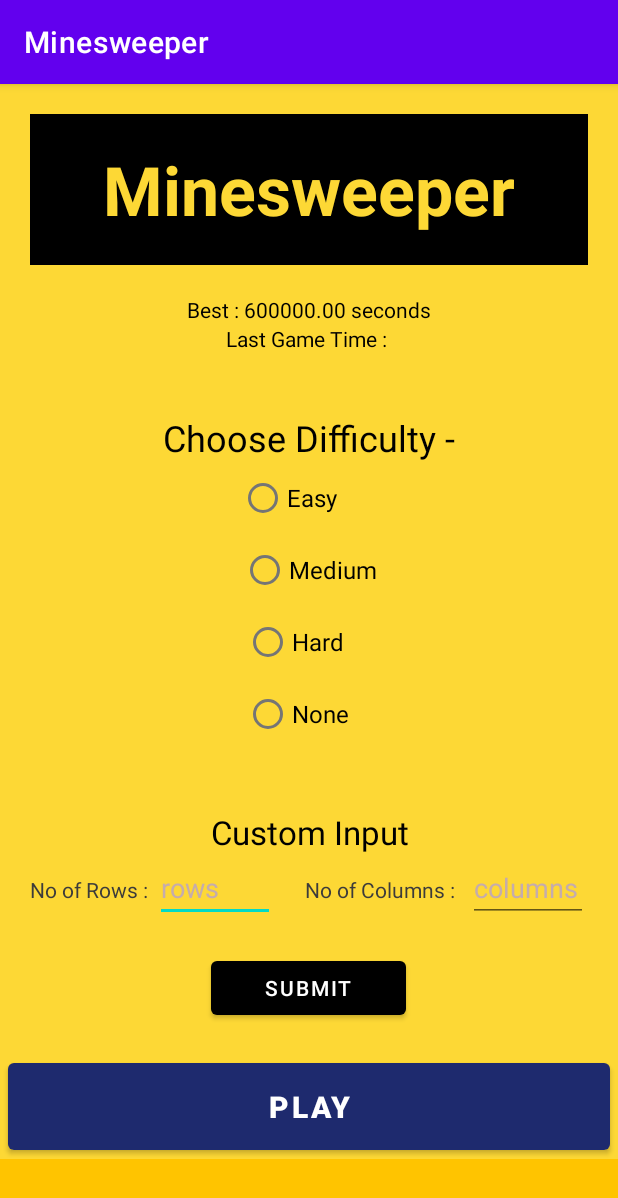
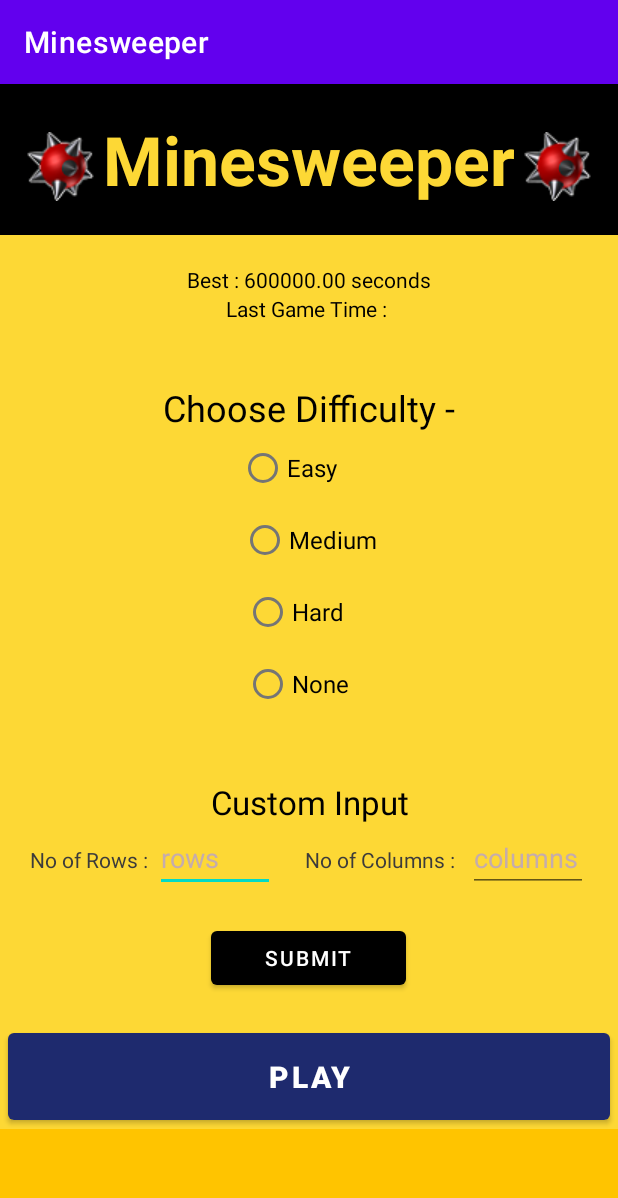
Before and after one commit to vishalSinghal711/Minesweeper, an Android app: the screen it shows after launch (MainActivity), after a tap on "PLAY", on a phone screen of 412 x 824 dp. Shown: the top 1198 px of the screen. Run offline under Robolectric (Android 15) with nearby library versions, the phone set to English and light mode, and no system bars.

Commit message:
Optimised(Cleans Memory Simultaneosly)

```diff
--- a/app/build.gradle
+++ b/app/build.gradle
@@ -39,6 +39,7 @@ dependencies {
     implementation 'androidx.appcompat:appcompat:1.2.0'
     implementation 'com.google.android.material:material:1.3.0'
     implementation 'androidx.constraintlayout:constraintlayout:2.0.4'
+    implementation 'androidx.legacy:legacy-support-v4:1.0.0'
     testImplementation 'junit:junit:4.+'
     androidTestImplementation 'androidx.test.ext:junit:1.1.2'
     androidTestImplementation 'androidx.test.espresso:espresso-core:3.3.0'
--- a/app/src/main/java/com/example/minesweeper/MainActivity.kt
+++ b/app/src/main/java/com/example/minesweeper/MainActivity.kt
@@ -3,11 +3,21 @@
 import android.content.Context
 import android.content.Intent
 import android.media.MediaPlayer
+import android.os.Build
 import android.os.Bundle
+import android.text.Layout
+import android.util.Log
+import android.util.Log.INFO
 import android.view.View
+import android.view.View.VISIBLE
+import android.view.ViewGroup
 import android.widget.*
+import androidx.annotation.RequiresApi
 import androidx.appcompat.app.AppCompatActivity
+import androidx.core.view.marginLeft
+import androidx.fragment.app.FragmentTransaction
 import java.util.*
+import java.util.logging.Level.INFO
 
 
  /**
@@ -58,20 +68,20 @@ import java.util.*
 class MainActivity : AppCompatActivity() {
 
     //    task1 needs
-    public var minesX : ArrayList<Int> = ArrayList<Int>();
-    public var minesY : ArrayList<Int> = ArrayList<Int>();
-    public val ROW_COUNT : String = "ROW_COUNT";
-    public val COLUMN_COUNT : String = "COLUMN_COUNT";
-    var boardsize : Int = 0;
-
+    public var minesX: ArrayList<Int> = ArrayList<Int>();
+    public var minesY: ArrayList<Int> = ArrayList<Int>();
+    public val ROW_COUNT: String = "ROW_COUNT";
+    public val COLUMN_COUNT: String = "COLUMN_COUNT";
+    var boardsize: Int = 0;
+    var mediaPlayer: MediaPlayer? = MediaPlayer();
 //
 
     override fun onCreate(savedInstanceState: Bundle?) {
         super.onCreate(savedInstanceState)
         setContentView(R.layout.activity_main)
 //        task 1 - step 1
-        val submit : Button = findViewById(R.id.submit);
-        submit.setOnClickListener{
+        val submit: Button = findViewById(R.id.submit);
+        submit.setOnClickListener {
             var mediaPlayer = MediaPlayer()
             mediaPlayer = MediaPlayer.create(this, R.raw.on_btn_)
             mediaPlayer.start()
@@ -87,40 +97,54 @@ class MainActivity : AppCompatActivity() {
 
     }
 
+    override fun onStop() {
+        super.onStop()
+            mediaPlayer!!.release();
+    }
 
 
     //    task 1  : step 2
     private fun populate() {
 
-        val radGrp : RadioGroup = findViewById(R.id.radioGrp);
-        val checkId : Int = radGrp.checkedRadioButtonId;
-        var radBtn : RadioButton? = null;
-        if (checkId != -1){
+        val radGrp: RadioGroup = findViewById(R.id.radioGrp);
+        val checkId: Int = radGrp.checkedRadioButtonId;
+        var radBtn: RadioButton? = null;
+        if (checkId != -1) {
             radBtn = findViewById(checkId);
         }
-        val rows : EditText = findViewById(R.id.rows)
-        val rowVal : String = rows.text.toString();
-        val columns : EditText = findViewById(R.id.columns)
-        val colVal : String = columns.text.toString();
+        val rows: EditText = findViewById(R.id.rows)
+        val rowVal: String = rows.text.toString();
+        val columns: EditText = findViewById(R.id.columns)
+        val colVal: String = columns.text.toString();
 
 //    if user is not giving any input and proceed (task1 -> 2.1)
-        if ((radBtn == null || radBtn.text.toString().trim() == "None") && (rowVal.length == 0 || colVal.length == 0)){
+        if ((radBtn == null || radBtn.text.toString()
+                .trim() == "None") && (rowVal.length == 0 || colVal.length == 0)
+        ) {
             Toast.makeText(this, "Provide Inputs", Toast.LENGTH_SHORT).show()
             return
         }
 
 //        if checked and inputs both are given -> toast (task 1 - step 2.2)
-        if (radBtn != null && radBtn.text.toString().trim() != "None" && (rowVal.length > 0 || colVal.length > 0) ){
+        if (radBtn != null && radBtn.text.toString()
+                .trim() != "None" && (rowVal.length > 0 || colVal.length > 0)
+        ) {
             // task 1 - step 2.2
-            Toast.makeText(this, "Choose Either Dificulty level or Custom Input", Toast.LENGTH_SHORT).show()
+            Toast.makeText(
+                this,
+                "Choose Either Dificulty level or Custom Input",
+                Toast.LENGTH_SHORT
+            ).show()
             return
         }
 
 //        if difficulty inputs (task1 -> step 2.3)
-        if (radBtn != null && radBtn.text.toString().trim() != "None" && (rowVal.length == 0 && colVal.length == 0)){
+        if (radBtn != null && radBtn.text.toString()
+                .trim() != "None" && (rowVal.length == 0 && colVal.length == 0)
+        ) {
             //task 1 -> case 2.3
             val diffLevel = radBtn.text;
-            when(diffLevel.toString().trim()){
+            when (diffLevel.toString().trim()) {
                 "Easy" -> {
                     Toast.makeText(this, "Easy Selected", Toast.LENGTH_SHORT).show()
                     boardsize = 9;
@@ -147,17 +171,21 @@ class MainActivity : AppCompatActivity() {
 
 //      if custom inputs (task1 -> step 2.4)
         // not provided equal size grid
-        if((radBtn == null ||  radBtn.text.toString().trim() == "None") && (rowVal.length > 0 && colVal.length > 0) && rowVal.toString() != colVal.toString()){
+        if ((radBtn == null || radBtn.text.toString()
+                .trim() == "None") && (rowVal.length > 0 && colVal.length > 0) && rowVal.toString() != colVal.toString()
+        ) {
             Toast.makeText(this, "Provide Equal Size Grid", Toast.LENGTH_SHORT).show()
             return
         }
         //provided equal inputs
-        if((radBtn == null|| radBtn.text.toString().trim() == "None") && (rowVal.length > 0 && colVal.length > 0) && rowVal.toString() == colVal.toString()){
+        if ((radBtn == null || radBtn.text.toString()
+                .trim() == "None") && (rowVal.length > 0 && colVal.length > 0) && rowVal.toString() == colVal.toString()
+        ) {
             //task1 -> case 2.4 custom populate
-            if(Integer.valueOf(rowVal) > 14){
+            if (Integer.valueOf(rowVal) > 14) {
                 Toast.makeText(this, "Put inputs smaller than 15", Toast.LENGTH_SHORT).show()
                 return
-            }else{
+            } else {
                 customPop(Integer.valueOf(rowVal), Integer.valueOf(colVal))
                 boardsize = Integer.valueOf(rowVal);
                 return
@@ -165,9 +193,10 @@ class MainActivity : AppCompatActivity() {
         }
 
     }
+
     //    task 1 : step 3
     private fun diffPop(s: String) {
-        when(s){
+        when (s) {
             "Easy" -> {
                 val size = 9;
                 val noOfMines = 81 / 6;
@@ -185,11 +214,12 @@ class MainActivity : AppCompatActivity() {
             }
         }
     }
+
     //    task 1 : step 4
     private fun customPop(rows: Int, columns: Int) {
         // make intent and pass rows and columns with minesX and minesY so that takeInput activity
         // populates there copy and return using resultCallBack
-        val intent : Intent = Intent(this, TakeInput::class.java)
+        val intent: Intent = Intent(this, TakeInput::class.java)
         intent.putIntegerArrayListExtra("MINE_X", minesX);
         intent.putIntegerArrayListExtra("MINE_Y", minesY);
         intent.putExtra(ROW_COUNT, rows);
@@ -201,33 +231,31 @@ class MainActivity : AppCompatActivity() {
     }
 
 
-
-
-
-
     //    task 2 part
-    fun play(view: View){
-        var mediaPlayer = MediaPlayer()
+    fun play(view: View) {
+        mediaPlayer!!.release()
         mediaPlayer = MediaPlayer.create(this, R.raw.on_btn_)
-        mediaPlayer.start()
+        mediaPlayer!!.start()
+        mediaPlayer!!.setOnCompletionListener {
+            mediaPlayer!!.release();
+        }
         //if input not given correctly
-        if (boardsize == 0){
-            Toast.makeText(this, "First Select Difficulty or Put Custom Mines", Toast.LENGTH_SHORT).show()
+        if (boardsize == 0) {
+            Toast.makeText(this, "First Select Difficulty or Put Custom Mines", Toast.LENGTH_SHORT)
+                .show()
         }
-        if (minesX.size <= 0){
-            Toast.makeText(this, "First Select Difficulty or Put Custom Mines", Toast.LENGTH_SHORT).show()
+        if (minesX.size <= 0) {
+            Toast.makeText(this, "First Select Difficulty or Put Custom Mines", Toast.LENGTH_SHORT)
+                .show()
             return
         }
 //        //task 2.1
-        val intent : Intent = Intent(this, GamePlay::class.java);
+        val intent: Intent = Intent(this, GamePlay::class.java);
         intent.putIntegerArrayListExtra("MINE_X", minesX)
         intent.putIntegerArrayListExtra("MINE_Y", minesY)
         intent.putExtra("BOARD_SIZE", boardsize);
         startActivityForResult(intent, 13);
     }
-
-
-
 
 
     //    helper (task1.4 -> @work : sets the populated returned X and Y locations)
@@ -238,22 +266,21 @@ class MainActivity : AppCompatActivity() {
         // E.g -> 1startActForRes(reqCode , intent) -> TargetActivity sets Result -> then this function
         //        checks for reqCode to be sure that this result is came for 1 or not -> if yes do work on result else leave
         if (requestCode == 12) {
-            val minX : java.util.ArrayList<Int?>? = data!!.getIntegerArrayListExtra("MINE_X")
-            val minY : java.util.ArrayList<Int?>? = data!!.getIntegerArrayListExtra("MINE_Y")
+            val minX: java.util.ArrayList<Int?>? = data!!.getIntegerArrayListExtra("MINE_X")
+            val minY: java.util.ArrayList<Int?>? = data!!.getIntegerArrayListExtra("MINE_Y")
             minesX = minX as ArrayList<Int>;
             minesY = minY as ArrayList<Int>;
-        }
-        else if (requestCode ==13){
-            val time : Float = data!!.getFloatExtra("TIME", 0.0f);
-            val result : String? = data!!.getStringExtra("RESULT");
-            val v : TextView  = findViewById(R.id.prevMinTime)
+        } else if (requestCode == 13) {
+            val time: Float = data!!.getFloatExtra("TIME", 0.0f);
+            val result: String? = data!!.getStringExtra("RESULT");
+            val v: TextView = findViewById(R.id.prevMinTime)
             v.setText("Last Game Time : ${String.format("%.2f", time - 0.5)} seconds")
 
             //task3
-            if(result == "won"){
-                val oldBest : Float = loadBest();
+            if (result == "won") {
+                val oldBest: Float = loadBest();
                 //if new is less than old save
-                if (time < oldBest){
+                if (time < oldBest) {
                     saveBest(time)
                 }
                 val oldBes = loadBest();
@@ -261,40 +288,43 @@ class MainActivity : AppCompatActivity() {
                 bestView.setText("Best : ${String.format("%.2f", oldBes - 0.5)} seconds")
             }
 
-        }else{}
+        } else {
+        }
 
     }
+
     //task 3
     private fun saveBest(newBest: Float) {
         val sharedPreferences = getPreferences(Context.MODE_PRIVATE)
-        with(sharedPreferences.edit()){
+        with(sharedPreferences.edit()) {
             putFloat("BEST", newBest)
             commit()
         }
     }
+
     // task 3
-    private fun loadBest() : Float {
+    private fun loadBest(): Float {
         val sharedPreferences = getPreferences(Context.MODE_PRIVATE)
         val bestScore = sharedPreferences.getFloat("BEST", 600000.5f);
         return bestScore
     }
 
     //    helper (task 1.3) -> sets minesX and minesY on the basis of size and noOfMines
-    private fun diffPopHelper(size: Int, noOfMines: Int){
+    private fun diffPopHelper(size: Int, noOfMines: Int) {
 //        we have size of the populating mines and minesCount
 //        while noOfMines != 0
 //        get random val from size and add it into the minX and minY simultaneously if not preExisted
-        var hSet : java.util.HashSet<Int> = java.util.HashSet<Int>();
+        var hSet: java.util.HashSet<Int> = java.util.HashSet<Int>();
         var counter = noOfMines;
-        var currRandom : Int = 0;
-        var currX : Int = 0;
-        var currY : Int = 0;
-        while(counter != 0){
-            currRandom = ((Math.random().toDouble())*(size*size)).toInt()
-            if (!hSet.contains(currRandom)){
+        var currRandom: Int = 0;
+        var currX: Int = 0;
+        var currY: Int = 0;
+        while (counter != 0) {
+            currRandom = ((Math.random().toDouble()) * (size * size)).toInt()
+            if (!hSet.contains(currRandom)) {
                 hSet.add(currRandom);
-                currX = currRandom/size;
-                currY = currRandom%size;
+                currX = currRandom / size;
+                currY = currRandom % size;
                 minesX.add(currX);
                 minesY.add(currY);
                 counter = counter - 1;
@@ -302,7 +332,4 @@ class MainActivity : AppCompatActivity() {
         }
         return
     }
-
-
-
 }
--- a/app/src/main/res/layout/activity_main.xml
+++ b/app/src/main/res/layout/activity_main.xml
@@ -1,12 +1,16 @@
 <?xml version="1.0" encoding="utf-8"?>
 
 <ScrollView xmlns:android="http://schemas.android.com/apk/res/android"
+    xmlns:app="http://schemas.android.com/apk/res-auto"
     android:layout_width="match_parent"
     android:layout_height="match_parent"
     android:background="#FFC400">
 
-    <LinearLayout xmlns:android="http://schemas.android.com/apk/res/android"
-        xmlns:app="http://schemas.android.com/apk/res-auto"
+    <FrameLayout
+        android:layout_width="match_parent"
+        android:layout_height="wrap_content">
+
+        <LinearLayout
             android:id="@+id/mainActivity"
             android:layout_width="match_parent"
             android:layout_height="match_parent"
@@ -14,14 +18,21 @@
             android:orientation="vertical"
             android:screenOrientation="portrait">
 
+            <FrameLayout
+                android:layout_width="match_parent"
+                android:layout_height="match_parent">
+
                 <TextView
                     android:id="@+id/Heading"
                     android:layout_width="match_parent"
                     android:layout_height="wrap_content"
-            android:layout_margin="20dp"
+                    android:layout_marginBottom="20dp"
                     android:background="#000000"
-            android:gravity="center_horizontal"
-            android:padding="20dp"
+                    android:gravity="center_horizontal|center_vertical"
+                    android:paddingLeft="20dp"
+                    android:paddingTop="20dp"
+                    android:paddingRight="20dp"
+                    android:paddingBottom="20dp"
                     android:shadowColor="#F4511E"
                     android:text="Minesweeper"
                     android:textColor="#FDD835"
@@ -29,6 +40,31 @@
                     android:textColorHint="#7CB342"
                     android:textSize="45sp"
                     android:textStyle="bold" />
+
+                <ImageButton
+                    android:id="@+id/imageButton3"
+                    android:layout_width="50dp"
+                    android:layout_height="50dp"
+                    android:layout_marginStart="15dp"
+                    android:layout_marginLeft="15dp"
+                    android:layout_marginTop="30dp"
+                    android:adjustViewBounds="false"
+                    android:visibility="visible"
+                    app:srcCompat="@drawable/bomb2" />
+
+                <ImageButton
+                    android:id="@+id/imageButton"
+                    android:layout_width="50dp"
+                    android:layout_height="50dp"
+                    android:layout_gravity="right"
+                    android:layout_marginTop="30dp"
+                    android:layout_marginEnd="15dp"
+                    android:layout_marginRight="15dp"
+                    android:adjustViewBounds="true"
+                    android:visibility="visible"
+                    app:srcCompat="@drawable/bomb2" />
+
+            </FrameLayout>
 
             <TextView
                 android:id="@+id/prevMax"
@@ -184,6 +220,14 @@
                 app:backgroundTint="#1E2A6E" />
 
         </LinearLayout>
+
+        <FrameLayout
+            android:id="@+id/fragment"
+            android:layout_width="200dp"
+            android:layout_height="500dp"
+            android:background="@color/black"
+            android:visibility="invisible" />
+    </FrameLayout>
 </ScrollView>
 <!--
 1) first there will be heading
--- a/app/src/main/res/values/strings.xml
+++ b/app/src/main/res/values/strings.xml
@@ -1,4 +1,6 @@
 <resources>
     <string name="app_name">Minesweeper</string>
     <string name="mintime"><u>minTime</u></string>
+    <!-- TODO: Remove or change this placeholder text -->
+    <string name="hello_blank_fragment">Hello blank fragment</string>
 </resources>
```
Also changed, not shown: app/src/main/java/com/example/minesweeper/GamePlay.kt (+19 -7 lines), app/src/main/java/com/example/minesweeper/TakeInput.kt (+23 -3 lines), app/src/main/java/com/example/minesweeper/customAdapter.java (+15 -2 lines), app/src/main/java/com/example/minesweeper/customGameAdapter.java (+38 -6 lines), app/src/main/java/com/example/minesweeper/fragment.kt (added, +63 -0 lines), app/src/main/res/layout/fragment_fragment.xml (added, +20 -0 lines), app/src/main/res/drawable-v24/close.png (added), app/src/main/res/drawable-v24/open.png (added), 1 other file. Lines whose indentation alone changed are shown as unchanged.
